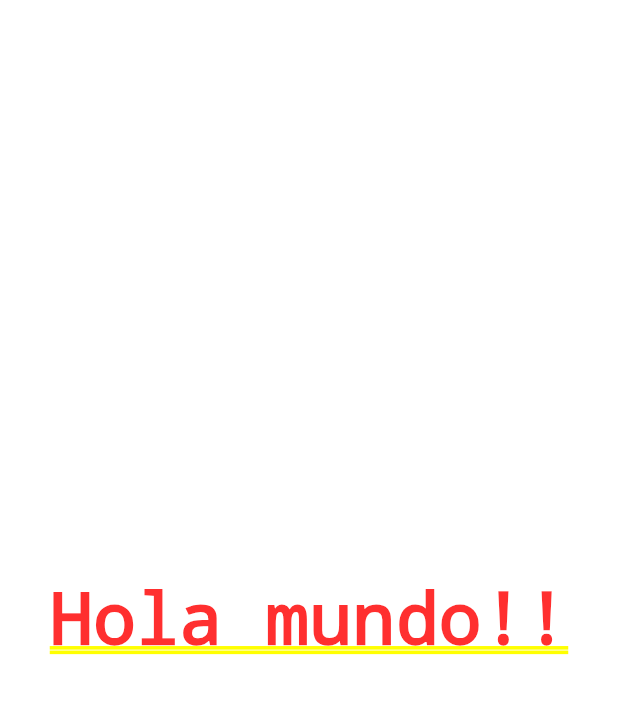
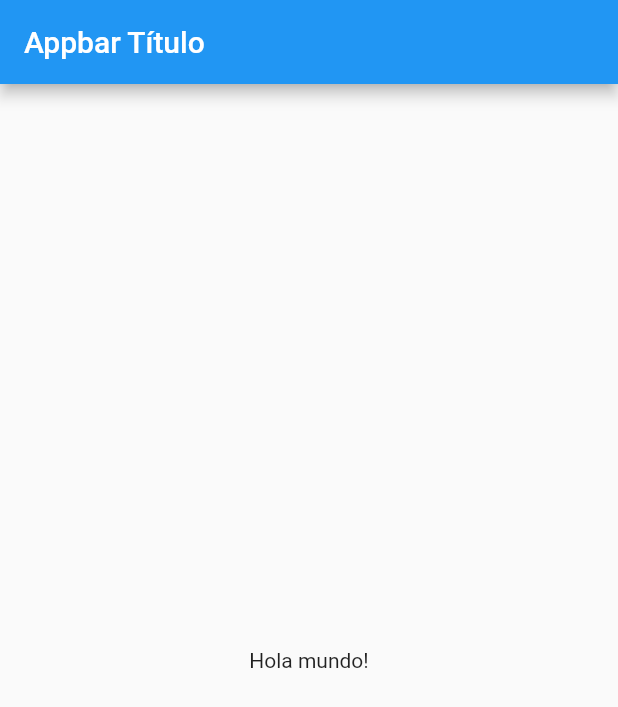
Before and after one commit to jonanv/appcontador_flutter, a Flutter app: the screen it shows after launch, on a phone screen of 412 x 824 dp. Shown: the top 707 px of the screen. Run offline on Flutter 3.47's test engine with Material 2 defaults, Android fonts, the phone set to English and light mode, and no system bars.

Commit message:
Se agrego body a home_page y se llama HomePage() en app.dart

```diff
--- a/lib/src/app.dart
+++ b/lib/src/app.dart
@@ -1,11 +1,15 @@
 import 'package:flutter/material.dart';
+
+//My imports
+import 'package:contadorapp_flutter/src/pages/home_page.dart';
 
 class MyApp extends StatelessWidget {
     @override
     Widget build(context) {
         return MaterialApp(
             home: Center(
-            child: Text("Hola mundo!!"),
-        ));
+                child: HomePage(),
+            )
+        );
     }
 }
--- /dev/null
+++ b/lib/src/pages/home_page.dart
@@ -0,0 +1,15 @@
+import 'package:flutter/material.dart';
+
+class HomePage extends StatelessWidget {
+    @override
+    Widget build(BuildContext context) {
+        return Scaffold(
+            appBar: AppBar(
+                title: Text("Appbar Título"),
+            ),
+            body: Center(
+                child: Text("Hola mundo!"),
+            ),
+        );
+    }
+}
```
